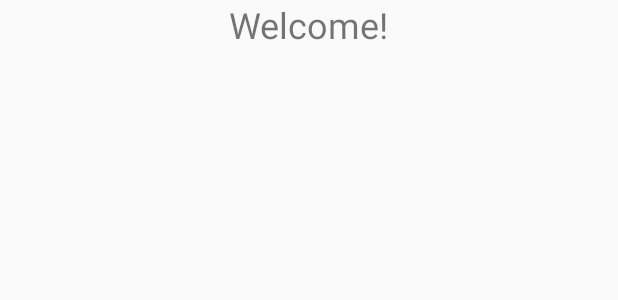
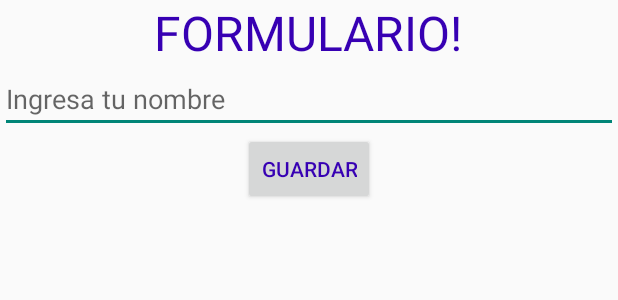
Before and after one commit to TulioEvoled/TimeCatcher, an Android app built with Jetpack Compose: the layout activity_main.xml on its own in the app's theme, with its tools: preview values and no code run, on a phone screen of 412 x 824 dp. Shown: the top 300 px of the screen. Run offline under Robolectric (Android 15) with nearby library versions, the phone set to English and light mode, and no system bars.

Commit message:
poner diseño

```diff
--- a/app/src/main/res/layout/activity_login.xml
+++ b/app/src/main/res/layout/activity_login.xml
@@ -1,7 +1,9 @@
 <?xml version="1.0" encoding="utf-8"?>
 <androidx.constraintlayout.widget.ConstraintLayout xmlns:android="http://schemas.android.com/apk/res/android"
     android:layout_width="match_parent"
-    android:layout_height="match_parent">
+    android:layout_height="match_parent"
+    android:background="@drawable/lugares"
+    >
 
     <LinearLayout
         xmlns:android="http://schemas.android.com/apk/res/android"
@@ -10,12 +12,13 @@
         android:orientation="vertical"
         android:gravity="center"
         android:padding="16dp">
-
         <EditText
             android:id="@+id/etEmail"
             android:layout_width="match_parent"
             android:layout_height="wrap_content"
-            android:hint="Email"/>
+            android:hint="Email"
+            android:textSize="19sp"
+            />
 
         <EditText
             android:id="@+id/etPassword"
--- a/app/src/main/res/layout/activity_main.xml
+++ b/app/src/main/res/layout/activity_main.xml
@@ -13,13 +13,31 @@
             android:id="@+id/textViewWelcome"
             android:layout_width="wrap_content"
             android:layout_height="wrap_content"
-            android:text="Welcome!"
-            android:textSize="24sp" />
+            android:text="FORMULARIO!"
+            android:textSize="32sp"
+            android:textColor="@color/purple_700"/>
+        <EditText
+            android:layout_width="match_parent"
+            android:layout_height="wrap_content"
+            android:hint="Ingresa tu nombre"
+            android:inputType="textPersonName" />
+
+        <Button
+            android:id="@+id/buttonGuardar"
+            android:layout_width="wrap_content"
+            android:layout_height="wrap_content"
+            android:layout_gravity="center"
+            android:text="Guardar"
+            android:textColor="@color/purple_700"
+            />
 
         <FrameLayout
             android:id="@+id/container"
             android:layout_width="match_parent"
-            android:layout_height="match_parent"/>
+            android:layout_height="match_parent"
+            />
+
+
 
     </LinearLayout>
 
```
Also changed, not shown: app/src/main/res/drawable/lugares.jpg (added).
